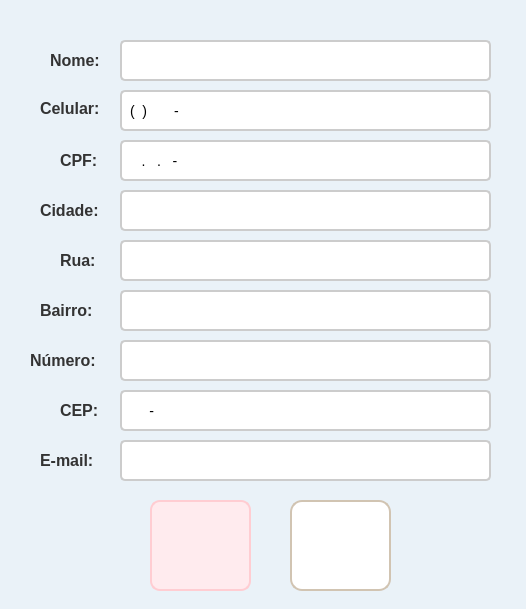
Before: the Qt Designer form frm_DadosCliente.ui in ArielAraujo18/ErpSistema, drawn with Qt 5.
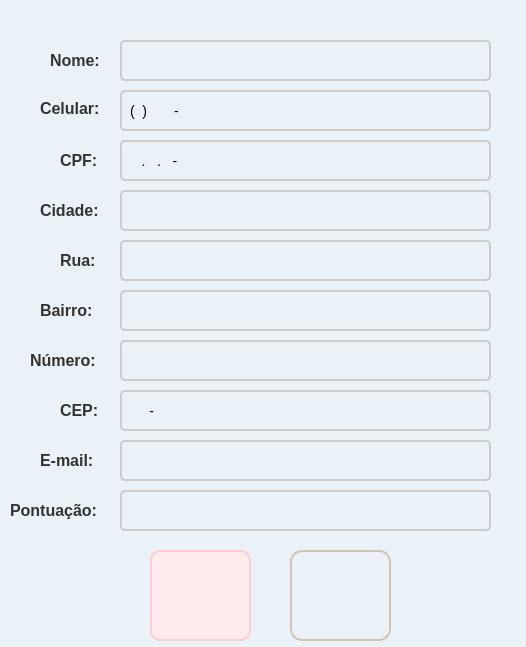
After: the same form once the commit is applied. Icons and pictures are not drawn.

```diff
--- a/frm_DadosCliente.ui
+++ b/frm_DadosCliente.ui
@@ -7,7 +7,7 @@
     <x>0</x>
     <y>0</y>
     <width>526</width>
-    <height>609</height>
+    <height>647</height>
    </rect>
   </property>
   <property name="windowTitle">
@@ -56,7 +56,7 @@
     border-radius: 5px; 
     padding: 6px; 
     font-size: 14px; 
-    background-color: #ffffff;
+    background-color: ;
     transition: all 0.3s ease;
 }
 
@@ -115,7 +115,7 @@
    <property name="geometry">
     <rect>
      <x>150</x>
-     <y>500</y>
+     <y>550</y>
      <width>101</width>
      <height>91</height>
     </rect>
@@ -171,7 +171,7 @@
     border-radius: 5px; 
     padding: 6px; 
     font-size: 14px; 
-    background-color: #ffffff;
+    background-color: ;
     transition: all 0.3s ease;
 }
 
@@ -200,7 +200,7 @@
     border-radius: 5px; 
     padding: 6px; 
     font-size: 14px; 
-    background-color: #ffffff;
+    background-color: ;
     transition: all 0.3s ease;
 }
 
@@ -251,7 +251,7 @@
     border-radius: 5px; 
     padding: 6px; 
     font-size: 14px; 
-    background-color: #ffffff;
+    background-color: ;
     transition: all 0.3s ease;
 }
 
@@ -288,14 +288,14 @@
    <property name="geometry">
     <rect>
      <x>290</x>
-     <y>500</y>
+     <y>550</y>
      <width>101</width>
      <height>91</height>
     </rect>
    </property>
    <property name="styleSheet">
     <string notr="true">QPushButton {
-    background-color: #ffffff;
+    background-color: ;
     border: 2px solid #d1c4b2;
     border-radius: 12px;
     color: #5a5a5a;
@@ -339,7 +339,7 @@
     border-radius: 5px; 
     padding: 6px; 
     font-size: 14px; 
-    background-color: #ffffff;
+    background-color: ;
     transition: all 0.3s ease;
 }
 
@@ -387,7 +387,7 @@
     border-radius: 5px; 
     padding: 6px; 
     font-size: 14px; 
-    background-color: #ffffff;
+    background-color: ;
     transition: all 0.3s ease;
 }
 
@@ -435,7 +435,7 @@
     border-radius: 5px; 
     padding: 6px; 
     font-size: 14px; 
-    background-color: #ffffff;
+    background-color: ;
     transition: all 0.3s ease;
 }
 
@@ -464,7 +464,7 @@
     border-radius: 5px; 
     padding: 6px; 
     font-size: 14px; 
-    background-color: #ffffff;
+    background-color: ;
     transition: all 0.3s ease;
 }
 
@@ -512,7 +512,7 @@
     border-radius: 5px; 
     padding: 6px; 
     font-size: 14px; 
-    background-color: #ffffff;
+    background-color: ;
     transition: all 0.3s ease;
 }
 
@@ -548,6 +548,60 @@
     <string>E-mail:</string>
    </property>
   </widget>
+  <widget class="QLineEdit" name="txt_cidade_7">
+   <property name="enabled">
+    <bool>false</bool>
+   </property>
+   <property name="geometry">
+    <rect>
+     <x>120</x>
+     <y>490</y>
+     <width>371</width>
+     <height>41</height>
+    </rect>
+   </property>
+   <property name="styleSheet">
+    <string notr="true">QLineEdit {
+    border: 2px solid #cccccc; 
+    border-radius: 5px; 
+    padding: 6px; 
+    font-size: 14px; 
+    background-color: ;
+    transition: all 0.3s ease;
+}
+
+QLineEdit:hover {
+    border: 2px solid #3f51b5; 
+    background-color: #f5f5f5; 
+}
+</string>
+   </property>
+   <property name="text">
+    <string/>
+   </property>
+  </widget>
+  <widget class="QLabel" name="lbl_email_2">
+   <property name="geometry">
+    <rect>
+     <x>10</x>
+     <y>500</y>
+     <width>91</width>
+     <height>21</height>
+    </rect>
+   </property>
+   <property name="styleSheet">
+    <string notr="true">QLabel {
+    font-size: 16px;
+    color: #333333;
+    font-weight: bold;
+    text-shadow: 1px 1px 2px rgba(0, 0, 0, 0.4);
+}
+</string>
+   </property>
+   <property name="text">
+    <string>Pontuação:</string>
+   </property>
+  </widget>
  </widget>
  <resources>
   <include location="icon_cadastrar.qrc"/>
```
